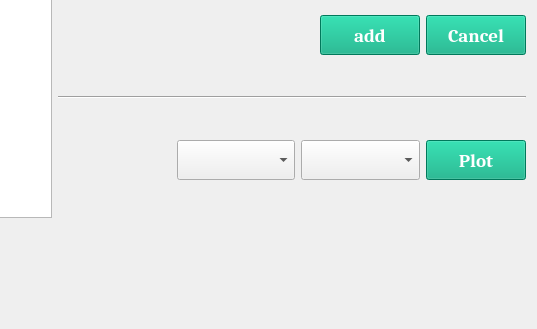
This is UI/UI_Covid19SH_view.ui in zlmturnout/Covid19DataShangHai2022 as Qt 5 draws it before an edit; both pictures show x 471 to 1008 and y 339 to 668 of the 1008 by 668 pixel window. The edited form follows.
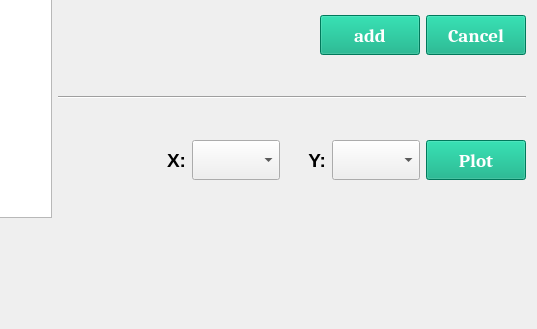
This is the edited form. Custom widgets are drawn as their Qt base class.

Commit message: update matplotlib support date

```diff
--- a/UI/UI_Covid19SH_view.ui
+++ b/UI/UI_Covid19SH_view.ui
@@ -354,6 +354,138 @@
            </property>
           </spacer>
          </item>
+         <item>
+          <widget class="QLabel" name="label_7">
+           <property name="sizePolicy">
+            <sizepolicy hsizetype="Fixed" vsizetype="Fixed">
+             <horstretch>0</horstretch>
+             <verstretch>0</verstretch>
+            </sizepolicy>
+           </property>
+           <property name="minimumSize">
+            <size>
+             <width>40</width>
+             <height>40</height>
+            </size>
+           </property>
+           <property name="maximumSize">
+            <size>
+             <width>40</width>
+             <height>40</height>
+            </size>
+           </property>
+           <property name="palette">
+            <palette>
+             <active>
+              <colorrole role="WindowText">
+               <brush brushstyle="SolidPattern">
+                <color alpha="255">
+                 <red>255</red>
+                 <green>85</green>
+                 <blue>0</blue>
+                </color>
+               </brush>
+              </colorrole>
+              <colorrole role="Text">
+               <brush brushstyle="SolidPattern">
+                <color alpha="255">
+                 <red>0</red>
+                 <green>170</green>
+                 <blue>255</blue>
+                </color>
+               </brush>
+              </colorrole>
+              <colorrole role="ButtonText">
+               <brush brushstyle="SolidPattern">
+                <color alpha="255">
+                 <red>0</red>
+                 <green>255</green>
+                 <blue>255</blue>
+                </color>
+               </brush>
+              </colorrole>
+             </active>
+             <inactive>
+              <colorrole role="WindowText">
+               <brush brushstyle="SolidPattern">
+                <color alpha="255">
+                 <red>0</red>
+                 <green>0</green>
+                 <blue>0</blue>
+                </color>
+               </brush>
+              </colorrole>
+              <colorrole role="Text">
+               <brush brushstyle="SolidPattern">
+                <color alpha="255">
+                 <red>0</red>
+                 <green>0</green>
+                 <blue>0</blue>
+                </color>
+               </brush>
+              </colorrole>
+              <colorrole role="ButtonText">
+               <brush brushstyle="SolidPattern">
+                <color alpha="255">
+                 <red>0</red>
+                 <green>0</green>
+                 <blue>0</blue>
+                </color>
+               </brush>
+              </colorrole>
+             </inactive>
+             <disabled>
+              <colorrole role="WindowText">
+               <brush brushstyle="SolidPattern">
+                <color alpha="255">
+                 <red>120</red>
+                 <green>120</green>
+                 <blue>120</blue>
+                </color>
+               </brush>
+              </colorrole>
+              <colorrole role="Text">
+               <brush brushstyle="SolidPattern">
+                <color alpha="255">
+                 <red>120</red>
+                 <green>120</green>
+                 <blue>120</blue>
+                </color>
+               </brush>
+              </colorrole>
+              <colorrole role="ButtonText">
+               <brush brushstyle="SolidPattern">
+                <color alpha="255">
+                 <red>120</red>
+                 <green>120</green>
+                 <blue>120</blue>
+                </color>
+               </brush>
+              </colorrole>
+             </disabled>
+            </palette>
+           </property>
+           <property name="font">
+            <font>
+             <family>Arial</family>
+             <pointsize>14</pointsize>
+             <bold>true</bold>
+            </font>
+           </property>
+           <property name="frameShape">
+            <enum>QFrame::NoFrame</enum>
+           </property>
+           <property name="frameShadow">
+            <enum>QFrame::Sunken</enum>
+           </property>
+           <property name="text">
+            <string>X:</string>
+           </property>
+           <property name="alignment">
+            <set>Qt::AlignRight|Qt::AlignTrailing|Qt::AlignVCenter</set>
+           </property>
+          </widget>
+         </item>
          <item>
           <widget class="QComboBox" name="X_axis_cbx">
            <property name="sizePolicy">
@@ -386,6 +518,138 @@
            </property>
           </widget>
          </item>
+         <item>
+          <widget class="QLabel" name="label_8">
+           <property name="sizePolicy">
+            <sizepolicy hsizetype="Fixed" vsizetype="Fixed">
+             <horstretch>0</horstretch>
+             <verstretch>0</verstretch>
+            </sizepolicy>
+           </property>
+           <property name="minimumSize">
+            <size>
+             <width>40</width>
+             <height>40</height>
+            </size>
+           </property>
+           <property name="maximumSize">
+            <size>
+             <width>40</width>
+             <height>40</height>
+            </size>
+           </property>
+           <property name="palette">
+            <palette>
+             <active>
+              <colorrole role="WindowText">
+               <brush brushstyle="SolidPattern">
+                <color alpha="255">
+                 <red>255</red>
+                 <green>85</green>
+                 <blue>0</blue>
+                </color>
+               </brush>
+              </colorrole>
+              <colorrole role="Text">
+               <brush brushstyle="SolidPattern">
+                <color alpha="255">
+                 <red>0</red>
+                 <green>170</green>
+                 <blue>255</blue>
+                </color>
+               </brush>
+              </colorrole>
+              <colorrole role="ButtonText">
+               <brush brushstyle="SolidPattern">
+                <color alpha="255">
+                 <red>0</red>
+                 <green>255</green>
+                 <blue>255</blue>
+                </color>
+               </brush>
+              </colorrole>
+             </active>
+             <inactive>
+              <colorrole role="WindowText">
+               <brush brushstyle="SolidPattern">
+                <color alpha="255">
+                 <red>0</red>
+                 <green>0</green>
+                 <blue>0</blue>
+                </color>
+               </brush>
+              </colorrole>
+              <colorrole role="Text">
+               <brush brushstyle="SolidPattern">
+                <color alpha="255">
+                 <red>0</red>
+                 <green>0</green>
+                 <blue>0</blue>
+                </color>
+               </brush>
+              </colorrole>
+              <colorrole role="ButtonText">
+               <brush brushstyle="SolidPattern">
+                <color alpha="255">
+                 <red>0</red>
+                 <green>0</green>
+                 <blue>0</blue>
+                </color>
+               </brush>
+              </colorrole>
+             </inactive>
+             <disabled>
+              <colorrole role="WindowText">
+               <brush brushstyle="SolidPattern">
+                <color alpha="255">
+                 <red>120</red>
+                 <green>120</green>
+                 <blue>120</blue>
+                </color>
+               </brush>
+              </colorrole>
+              <colorrole role="Text">
+               <brush brushstyle="SolidPattern">
+                <color alpha="255">
+                 <red>120</red>
+                 <green>120</green>
+                 <blue>120</blue>
+                </color>
+               </brush>
+              </colorrole>
+              <colorrole role="ButtonText">
+               <brush brushstyle="SolidPattern">
+                <color alpha="255">
+                 <red>120</red>
+                 <green>120</green>
+                 <blue>120</blue>
+                </color>
+               </brush>
+              </colorrole>
+             </disabled>
+            </palette>
+           </property>
+           <property name="font">
+            <font>
+             <family>Arial</family>
+             <pointsize>14</pointsize>
+             <bold>true</bold>
+            </font>
+           </property>
+           <property name="frameShape">
+            <enum>QFrame::NoFrame</enum>
+           </property>
+           <property name="frameShadow">
+            <enum>QFrame::Sunken</enum>
+           </property>
+           <property name="text">
+            <string>Y:</string>
+           </property>
+           <property name="alignment">
+            <set>Qt::AlignRight|Qt::AlignTrailing|Qt::AlignVCenter</set>
+           </property>
+          </widget>
+         </item>
          <item>
           <widget class="QComboBox" name="Y_axis_cbx">
            <property name="sizePolicy">
```
The commit also changes 2 other files.
